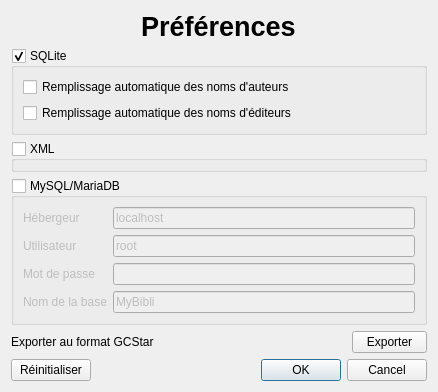
Above: settingsdialog.ui from chindit/dadabooks before the change. Below: the same form after it.
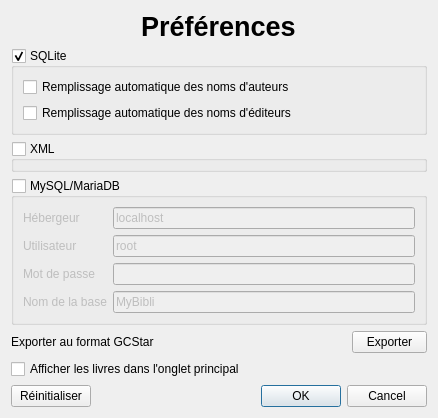
That is the form after the change. Icons and pictures are not drawn.

Commit message: Ajout de l'option LayoutPrincipal

The edit to the form file:
```diff
--- a/settingsdialog.ui
+++ b/settingsdialog.ui
@@ -134,7 +134,7 @@
      </layout>
     </widget>
    </item>
-   <item row="5" column="0">
+   <item row="6" column="0">
     <layout class="QHBoxLayout" name="horizontalLayout">
      <property name="bottomMargin">
       <number>0</number>
@@ -198,6 +198,13 @@
      </item>
     </layout>
    </item>
+   <item row="5" column="0">
+    <widget class="QCheckBox" name="checkBox_ongletPrincipal">
+     <property name="text">
+      <string>Afficher les livres dans l'onglet principal</string>
+     </property>
+    </widget>
+   </item>
   </layout>
  </widget>
  <resources/>
```
Left out of the diff: 10 changed lines with no effect on the pictures. The commit also changes 11 other files.
